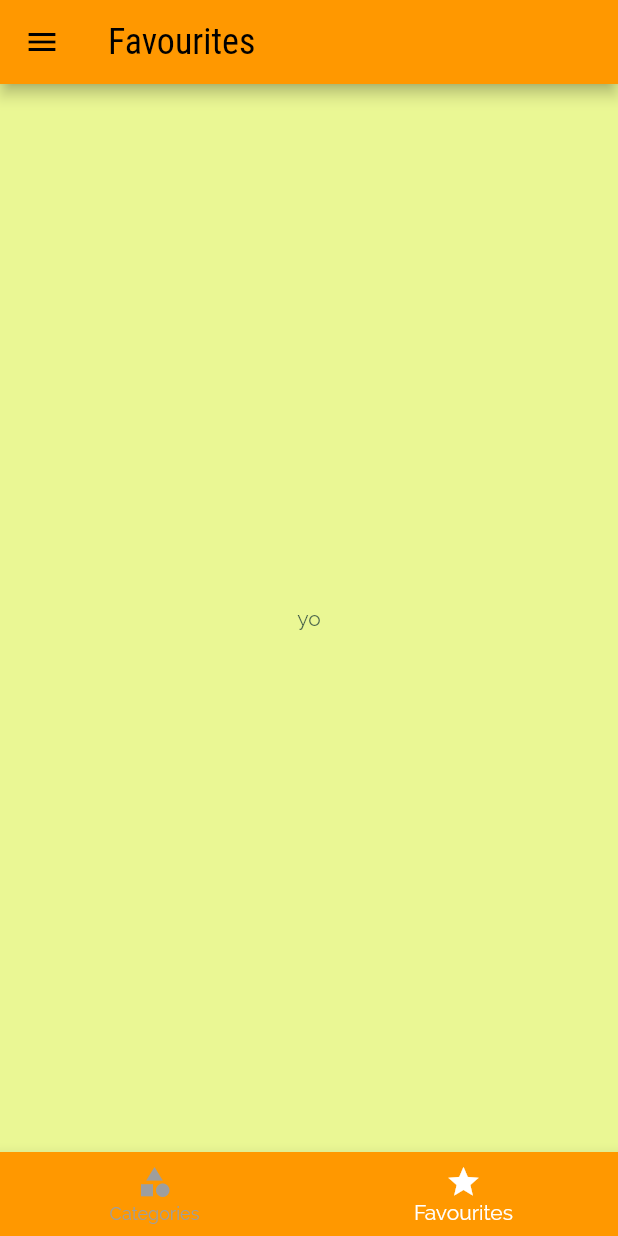
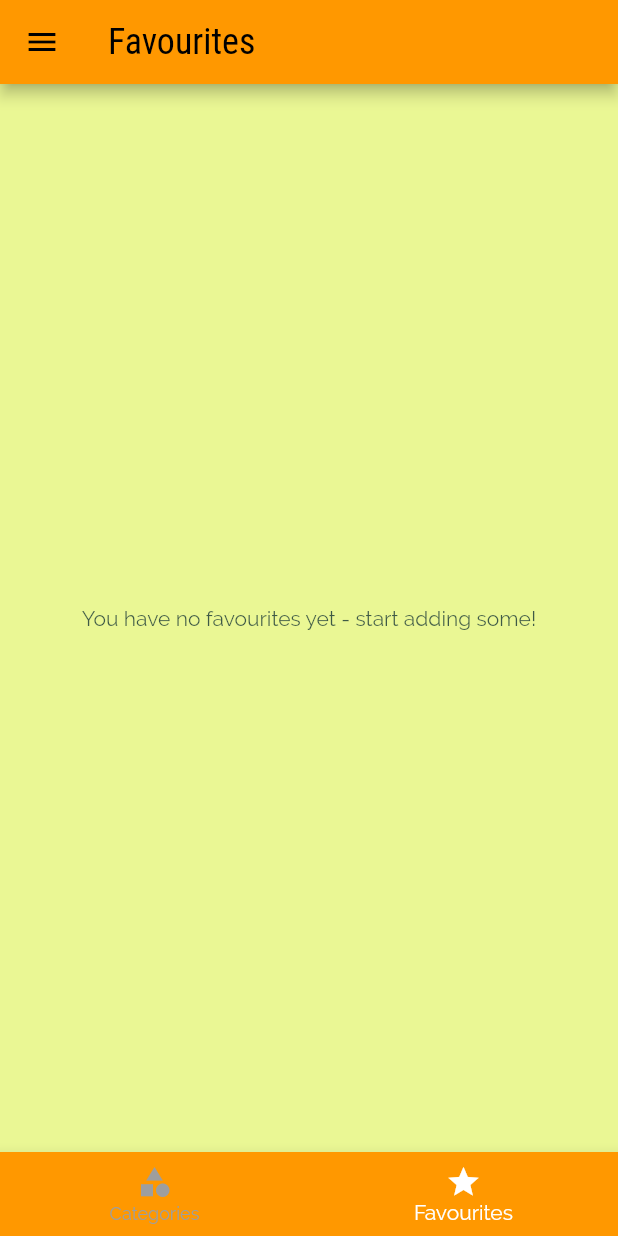
Before and after one commit to kis619/Flutter_Meals_App, a Flutter app: the screen it shows after launch, item 2 of the bottom bar chosen, on a phone screen of 412 x 824 dp. Run offline on Flutter 3.47's test engine with Material 2 defaults, Android fonts, the phone set to English and light mode, and no system bars.

Commit message:
marking as a favourite

```diff
--- a/lib/main.dart
+++ b/lib/main.dart
@@ -28,6 +28,7 @@ class _MyAppState extends State<MyApp> {
   };
 
   List<Meal> _availableMeals = DUMMY_MEALS;
+  List<Meal> _favouriteMeals = [];
 
   void _setFilters(Map<String, bool> filterData) {
     setState(() {
@@ -41,6 +42,25 @@ class _MyAppState extends State<MyApp> {
         return true;
       }).toList();
     });
+  }
+
+  void _toggleFavourite(String mealId) {
+    print("Toggle favourite");
+    final existingIdx = _favouriteMeals.indexWhere((meal) => meal.id == mealId);
+
+    setState(() {
+      if (existingIdx == -1) {
+        _favouriteMeals
+            .add(DUMMY_MEALS.firstWhere((element) => element.id == mealId));
+      } else {
+        _favouriteMeals.removeAt(existingIdx);
+      }
+    });
+  }
+
+  bool _mealIsFavourite(String mealId) {
+    print("MEAL IS FAVOURITE");
+    return _favouriteMeals.any((element) => element.id == mealId);
   }
 
   @override
@@ -70,14 +90,16 @@ class _MyAppState extends State<MyApp> {
               ),
           colorScheme: ColorScheme.fromSwatch(primarySwatch: Colors.orange)
               .copyWith(secondary: Colors.deepPurpleAccent)),
-      home: const TabsScreen(),
+      home: TabsScreen(_favouriteMeals),
       routes: {
-        TabsScreen.routeName: (ctx) => const TabsScreen(),
+        TabsScreen.routeName: (ctx) => TabsScreen(_favouriteMeals),
         FiltersScreen.routeName: (ctx) =>
             FiltersScreen(currentFilters: _filters, saveFilters: _setFilters),
         MealsScreen.routeName: (ctx) =>
             MealsScreen(availableMeals: _availableMeals),
-        MealDetailScreen.routeName: (ctx) => const MealDetailScreen(),
+        MealDetailScreen.routeName: (ctx) =>
+            MealDetailScreen(_toggleFavourite, _mealIsFavourite),
+        // FavouritesScreen.routeName: (ctx) => const FavouritesScreen(),
       },
       // onGenerateRoute: (settings) {
       //   // print(settings.arguments);
--- a/lib/screens/favourites_screen.dart
+++ b/lib/screens/favourites_screen.dart
@@ -1,12 +1,35 @@
 import 'package:flutter/material.dart';
 
+import '../models/meal.dart';
+import '../widgets/meal_item.dart';
+
 class FavouritesScreen extends StatelessWidget {
-  const FavouritesScreen({super.key});
+  final List<Meal> favouriteMeals;
+
+  static const routeName = '/favourites';
+
+  const FavouritesScreen({super.key, required this.favouriteMeals});
 
   @override
   Widget build(BuildContext context) {
-    return const Center(
-      child: Text('yo'),
-    );
+    if (favouriteMeals.isEmpty) {
+      return const Center(
+        child: Text('You have no favourites yet - start adding some!'),
+      );
+    } else {
+      return ListView.builder(
+        itemBuilder: (ctx, i) {
+          return MealItem(
+            name: favouriteMeals[i].name,
+            id: favouriteMeals[i].id,
+            affordability: favouriteMeals[i].affordability,
+            complexity: favouriteMeals[i].complexity,
+            duration: favouriteMeals[i].duration,
+            imageUrl: favouriteMeals[i].imageUrl,
+          );
+        },
+        itemCount: favouriteMeals.length,
+      );
+    }
   }
 }
--- a/lib/screens/tabs_screen.dart
+++ b/lib/screens/tabs_screen.dart
@@ -1,30 +1,38 @@
 import 'package:flutter/material.dart';
 
+import '../models/meal.dart';
 import '../widgets/main_drawer.dart';
 import '../screens/favourites_screen.dart';
 import './categories_screen.dart';
 
 class TabsScreen extends StatefulWidget {
   static const routeName = '/tabs';
-  const TabsScreen({super.key});
+  final List<Meal> favouriteMeals;
+
+  const TabsScreen(this.favouriteMeals, {super.key});
 
   @override
   State<TabsScreen> createState() => _TabsScreenState();
 }
 
 class _TabsScreenState extends State<TabsScreen> {
-  final List<Map<String, Object>> _pages = const [
+  List<Map<String, Object>> _pages = [];
+  int _selectedPageIdx = 0;
+
+  @override
+  void initState() {
+    _pages =  [
       {
-      'page': CategoriesScreen(),
+        'page': const CategoriesScreen(),
         'title': 'Categories',
       },
       {
-      'page': FavouritesScreen(),
+        'page': FavouritesScreen(favouriteMeals: widget.favouriteMeals),
         'title': 'Favourites',
       },
     ];
-
-  int _selectedPageIdx = 0;
+    super.initState();
+  }
 
   void _selectPage(int i) {
     setState(() {
@@ -38,7 +46,7 @@ class _TabsScreenState extends State<TabsScreen> {
       appBar: AppBar(
         title: Text(_pages[_selectedPageIdx]['title'] as String),
       ),
-      drawer: MainDrawer(),
+      drawer: const MainDrawer(),
       body: _pages[_selectedPageIdx]['page'] as Widget,
       bottomNavigationBar: BottomNavigationBar(
         onTap: _selectPage,
--- a/lib/widgets/main_drawer.dart
+++ b/lib/widgets/main_drawer.dart
@@ -1,5 +1,4 @@
 import 'package:flutter/material.dart';
-import 'package:meals_app/screens/meals_screen.dart';
 import 'package:meals_app/screens/filters_screen.dart';
 import 'package:meals_app/screens/tabs_screen.dart';
 
```
Also changed, not shown: lib/screens/meal_detail_screen.dart (+6 -9 lines), lib/screens/meals_screen.dart (+0 -8 lines), lib/widgets/meal_item.dart (+2 -8 lines). Lines whose indentation alone changed are shown as unchanged.
